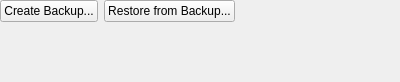
The window that vms/client/nx_vms_client_desktop/src/ui/widgets/system_settings/database_management_widget.ui (networkoptix/nx_open) describes before a commit, drawn with Qt 5.
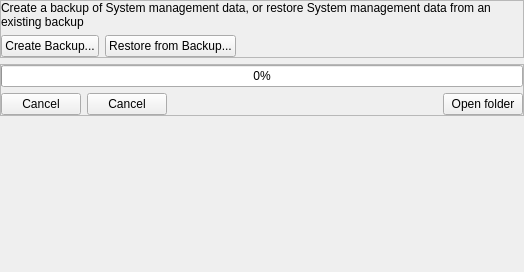
The same window after the commit.

Commit message:
VMS-35910: Fix backup and restore change
Fixes VMS-35910

The edit to the form file:
```diff
--- a/vms/client/nx_vms_client_desktop/src/ui/widgets/system_settings/database_management_widget.ui
+++ b/vms/client/nx_vms_client_desktop/src/ui/widgets/system_settings/database_management_widget.ui
@@ -6,13 +6,34 @@
    <rect>
     <x>0</x>
     <y>0</y>
-    <width>400</width>
-    <height>82</height>
+    <width>524</width>
+    <height>272</height>
    </rect>
   </property>
   <property name="windowTitle">
    <string/>
   </property>
+  <layout class="QVBoxLayout" name="verticalLayout_3">
+   <property name="leftMargin">
+    <number>0</number>
+   </property>
+   <property name="topMargin">
+    <number>0</number>
+   </property>
+   <property name="rightMargin">
+    <number>0</number>
+   </property>
+   <property name="bottomMargin">
+    <number>0</number>
+   </property>
+   <item>
+    <widget class="QFrame" name="frameMain">
+     <property name="frameShape">
+      <enum>QFrame::StyledPanel</enum>
+     </property>
+     <property name="frameShadow">
+      <enum>QFrame::Raised</enum>
+     </property>
   <layout class="QVBoxLayout" name="verticalLayout">
    <property name="leftMargin">
     <number>0</number>
@@ -26,6 +47,16 @@
    <property name="bottomMargin">
     <number>0</number>
    </property>
+      <item>
+       <widget class="QLabel" name="backupOrRestoreLabel">
+        <property name="text">
+         <string>Create a backup of System management data, or restore System management data from an existing backup</string>
+        </property>
+        <property name="wordWrap">
+         <bool>true</bool>
+        </property>
+       </widget>
+      </item>
    <item>
     <layout class="QHBoxLayout" name="horizontalLayout">
      <item>
@@ -57,15 +88,97 @@
      </item>
     </layout>
    </item>
+     </layout>
+    </widget>
+   </item>
    <item>
-    <spacer name="verticalSpacer">
+    <widget class="QFrame" name="frameProgress">
+     <property name="frameShape">
+      <enum>QFrame::StyledPanel</enum>
+     </property>
+     <property name="frameShadow">
+      <enum>QFrame::Raised</enum>
+     </property>
+     <layout class="QVBoxLayout" name="verticalLayout_2">
+      <property name="leftMargin">
+       <number>0</number>
+      </property>
+      <property name="topMargin">
+       <number>0</number>
+      </property>
+      <property name="rightMargin">
+       <number>0</number>
+      </property>
+      <property name="bottomMargin">
+       <number>0</number>
+      </property>
+      <item>
+       <widget class="QProgressBar" name="progressBar">
+        <property name="value">
+         <number>0</number>
+        </property>
+       </widget>
+      </item>
+      <item>
+       <layout class="QHBoxLayout" name="horizontalLayout_2">
+        <item>
+         <widget class="QPushButton" name="cancelCreateBackupButton">
+          <property name="text">
+           <string>Cancel</string>
+          </property>
+         </widget>
+        </item>
+        <item>
+         <widget class="QPushButton" name="cancelRestoreBackupButton">
+          <property name="enabled">
+           <bool>true</bool>
+          </property>
+          <property name="text">
+           <string>Cancel</string>
+          </property>
+         </widget>
+        </item>
+        <item>
+         <widget class="QLabel" name="labelMessage">
+          <property name="text">
+           <string>&lt;Message&gt;</string>
+          </property>
+         </widget>
+        </item>
+        <item>
+         <spacer name="horizontalSpacer_2">
+          <property name="orientation">
+           <enum>Qt::Horizontal</enum>
+          </property>
+          <property name="sizeHint" stdset="0">
+           <size>
+            <width>40</width>
+            <height>20</height>
+           </size>
+          </property>
+         </spacer>
+        </item>
+        <item>
+         <widget class="QPushButton" name="openFolderButton">
+          <property name="text">
+           <string>Open folder</string>
+          </property>
+         </widget>
+        </item>
+       </layout>
+      </item>
+     </layout>
+    </widget>
+   </item>
+   <item>
+    <spacer name="verticalSpacer_3">
      <property name="orientation">
       <enum>Qt::Vertical</enum>
      </property>
      <property name="sizeHint" stdset="0">
       <size>
        <width>20</width>
-       <height>40</height>
+       <height>126</height>
       </size>
      </property>
     </spacer>
```
Lines whose indentation alone changed are shown as unchanged. The commit also changes 4 other files.
